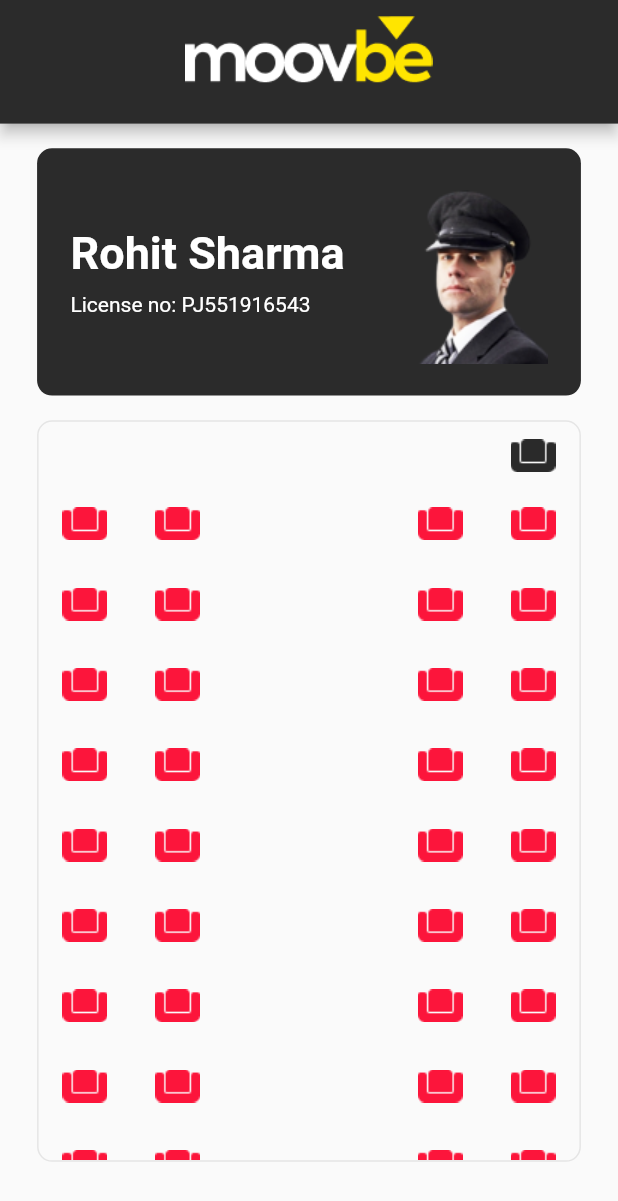
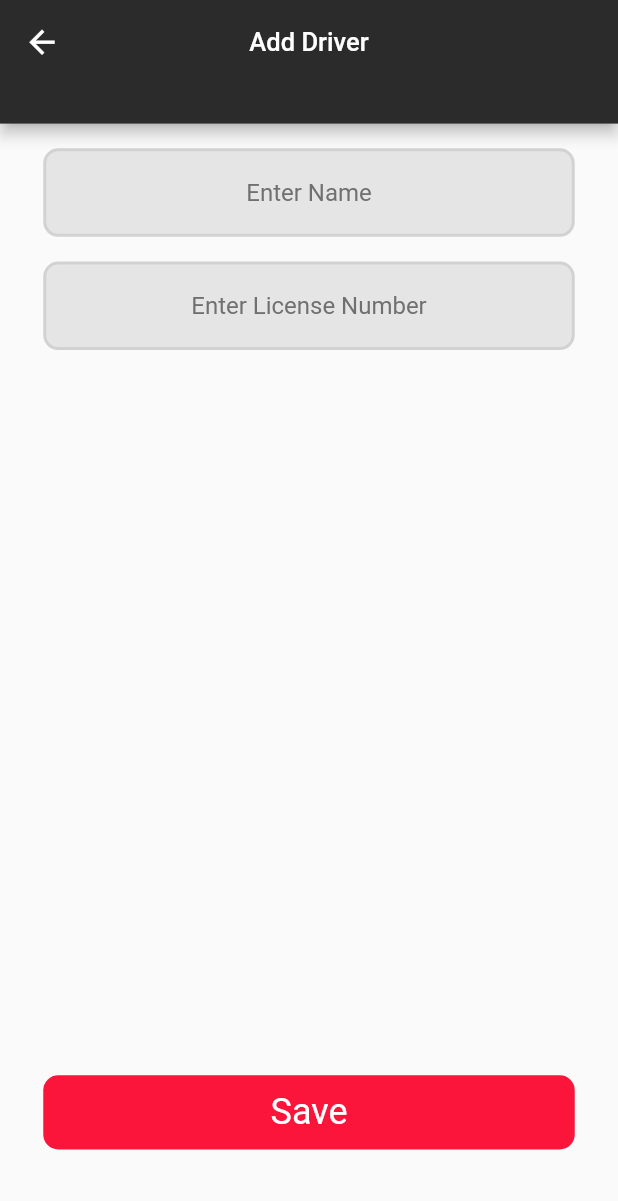
Before and after one commit to kuberanb/moovbe, a Flutter app: the screen it shows after launch, on a phone screen of 412 x 824 dp. Shown: the top 1201 px of the screen. Run offline on Flutter 3.47's test engine with Material 2 defaults, Android fonts, the phone set to English and light mode, and no system bars.

Commit message:
ui completed

```diff
--- a/lib/core/colors.dart
+++ b/lib/core/colors.dart
@@ -13,3 +13,5 @@ const kLoginHintColor = Color.fromRGBO(112, 112, 112, 1);
 const kListTileTextColor = Color.fromRGBO(71, 71, 71, 1);
 
 const kBlackColor = Colors.black;
+
+const kLightBlackColor = Color.fromRGBO(107, 107, 107, 1);
--- a/lib/main.dart
+++ b/lib/main.dart
@@ -1,6 +1,8 @@
 import 'package:flutter/material.dart';
 import 'package:moovbe/views/Bus%20Detail/bus_detail_screen.dart';
 import 'package:moovbe/views/Bus%20Detail/bus_list_home_screen.dart';
+import 'package:moovbe/views/Driver%20Management/add_driver.dart';
+import 'package:moovbe/views/Drivers%20List/drivers_list.dart';
 import 'package:moovbe/views/Login/login_screen.dart';
 import 'package:moovbe/views/Splash/splash_screen.dart';
 
@@ -19,7 +21,7 @@ class MyApp extends StatelessWidget {
       theme: ThemeData(
         primarySwatch: Colors.blue,
       ),
-      home:  BusDetailScreen(),
+      home:  AddDriver(),
     );
   }
 }
--- a/lib/views/Bus Detail/bus_detail_screen.dart
+++ b/lib/views/Bus Detail/bus_detail_screen.dart
@@ -18,14 +18,32 @@ class BusDetailScreen extends StatelessWidget {
           automaticallyImplyLeading: false,
           centerTitle: true,
           backgroundColor: kAppBarBlackColor,
-          title: Column(
-            children: [
-              Image.asset(
-                'assets/images/logo_spash.png',
-                width: 0.4 * screenWidth,
-              ),
-            ],
+          title: const Text(
+            'KSRTC Swift Scania P-series',
+            style: TextStyle(
+              color: kWhiteColor,
+              fontSize: 17,
+            ),
           ),
+          leading: IconButton(
+            onPressed: () {
+              Navigator.of(context).pop();
+            },
+            icon: const Icon(
+              Icons.arrow_back,
+              color: kWhiteColor,
+              size: 25,
+            ),
+          ),
+
+          // Column(
+          //   children: [
+          //     Image.asset(
+          //       'assets/images/logo_spash.png',
+          //       width: 0.4 * screenWidth,
+          //     ),
+          //   ],
+          // ),
         ),
       ),
       body: SingleChildScrollView(
@@ -102,11 +120,12 @@ class BusDetailScreen extends StatelessWidget {
 
                     Expanded(
                       child: ListView.separated(
-                        itemBuilder: ((context, index) => const SeatEachEachRow()),
+                        itemBuilder: ((context, index) =>
+                            const SeatEachEachRow()),
                         separatorBuilder: ((context, index) => SizedBox(
                               height: 0.01 * screenHeight,
                             )),
-                        itemCount: 10,
+                        itemCount: 8,
                         physics: const NeverScrollableScrollPhysics(),
                         shrinkWrap: true,
                       ),
--- a/lib/views/Bus Detail/bus_list_home_screen.dart
+++ b/lib/views/Bus Detail/bus_list_home_screen.dart
@@ -67,7 +67,7 @@ class BusListHomeScreen extends StatelessWidget {
                 child: Text(
                   '21 Buses Found',
                   style: TextStyle(
-                    color: kListTileTextColor,
+                    color: kLightBlackColor,
                     fontSize: 18,
                   ),
                 ),
--- /dev/null
+++ b/lib/views/Driver Management/add_driver.dart
@@ -0,0 +1,101 @@
+import 'dart:developer';
+
+import 'package:flutter/material.dart';
+import 'package:moovbe/core/colors.dart';
+import 'package:moovbe/views/widgets/bottom_button.dart';
+import 'package:moovbe/views/widgets/custom_text_form_field.dart';
+
+class AddDriver extends StatelessWidget {
+  AddDriver({super.key});
+
+  final nameController = TextEditingController();
+  final licenseNoController = TextEditingController();
+  static final formKey = GlobalKey<FormState>();
+
+  @override
+  Widget build(BuildContext context) {
+    final screenHeight = MediaQuery.of(context).size.height;
+    final screenWidth = MediaQuery.of(context).size.width;
+    return Scaffold(
+      appBar: PreferredSize(
+        preferredSize: Size.fromHeight(
+          0.1 * screenHeight,
+        ),
+        child: AppBar(
+          automaticallyImplyLeading: false,
+          centerTitle: true,
+          backgroundColor: kAppBarBlackColor,
+          title: const Text(
+            'Add Driver',
+            style: TextStyle(
+              color: kWhiteColor,
+              fontSize: 17,
+            ),
+          ),
+          leading: IconButton(
+            onPressed: () {
+              Navigator.of(context).pop();
+            },
+            icon: const Icon(
+              Icons.arrow_back,
+              color: kWhiteColor,
+              size: 25,
+            ),
+          ),
+        ),
+      ),
+      body: SingleChildScrollView(
+        child: Padding(
+          padding: EdgeInsets.only(
+            right: 0.07 * screenWidth,
+            left: 0.07 * screenWidth,
+          ),
+          child: SizedBox(
+            height: 0.83*screenHeight,
+            width: screenWidth,
+            child: Form(
+              key: formKey,
+              child: Column(
+                children: [
+                  SizedBox(
+                    height: 0.02 * screenHeight,
+                  ),
+                  CustomTextFormField(
+                    hintText: 'Enter Name',
+                    validatorFunction: (value) {
+                      if (value!.isEmpty) {
+                        return 'Please enter Name';
+                      }
+                      return null;
+                    },
+                    controller: nameController,
+                  ),
+                  SizedBox(
+                    height: 0.02 * screenHeight,
+                  ),
+                  CustomTextFormField(hintText: 'Enter License Number', validatorFunction: (value) {
+                      if (value!.isEmpty) {
+                        return 'Please enter License Number';
+                      }
+                      return null;
+                    }, controller: licenseNoController
+                  ),
+                  const Spacer(),
+                  BottomButton(backgroundColor: kPinkColor, textColor: kWhiteColor, onpress: (){
+                    if(formKey.currentState!.validate()){
+                      log('sucess');
+                    }else{
+                      log('not sucess');
+                    }
+
+                  }, buttonText: 'Save'),
+
+                ],
+              ),
+            ),
+          ),
+        ),
+      ),
+    );
+  }
+}
--- a/lib/views/Login/login_screen.dart
+++ b/lib/views/Login/login_screen.dart
@@ -118,7 +118,7 @@ class LoginScreen extends StatelessWidget {
                             log('sucess');
                           }
                           log('not sucess');
-                        },
+                        }, buttonText: 'Login',
                       ),
                     ],
                   ),
--- a/lib/views/Splash/splash_screen.dart
+++ b/lib/views/Splash/splash_screen.dart
@@ -37,7 +37,7 @@ class SplashScreen extends StatelessWidget {
                   child: BottomButton(
                     backgroundColor: kWhiteColor,
                     textColor: kPinkColor,
-                    onpress: () {},
+                    onpress: () {}, buttonText: 'Get Started',
                   ),
                 ),
                 SizedBox(
--- a/lib/views/widgets/bottom_button.dart
+++ b/lib/views/widgets/bottom_button.dart
@@ -2,11 +2,12 @@ import 'package:flutter/material.dart';
 import 'package:moovbe/core/colors.dart';
 
 class BottomButton extends StatelessWidget {
-   BottomButton({super.key,required this.backgroundColor,required this.textColor,required this.onpress});
+   BottomButton({super.key,required this.backgroundColor,required this.textColor,required this.onpress,required this.buttonText});
 
   Color backgroundColor;
   Color textColor;
   VoidCallback onpress;
+  String buttonText;
 
   @override
   Widget build(BuildContext context) {
@@ -24,7 +25,8 @@ class BottomButton extends StatelessWidget {
         ),
         child:  Center(
           child: Text(
-            'Get Started',
+           // 'Get Started'
+            buttonText,
             style: TextStyle(
               color: textColor,
               fontSize: 24,
--- a/lib/views/widgets/custom_text_form_field.dart
+++ b/lib/views/widgets/custom_text_form_field.dart
@@ -3,21 +3,24 @@ import 'package:moovbe/core/colors.dart';
 
 class CustomTextFormField extends StatelessWidget {
   CustomTextFormField(
-      {super.key, required this.hintText, required this.validatorFunction,required this.controller,this.obscureText = false});
+      {super.key,
+      required this.hintText,
+      required this.validatorFunction,
+      required this.controller,
+      this.obscureText = false});
 
   String hintText;
   String? Function(String?) validatorFunction;
   TextEditingController controller;
   bool obscureText;
 
-
   @override
   Widget build(BuildContext context) {
     final screenHeight = MediaQuery.of(context).size.height;
     final screenWidth = MediaQuery.of(context).size.width;
     return TextFormField(
-
-      obscureText: obscureText,
+        textAlign: TextAlign.center,
+        obscureText: obscureText,
         controller: controller,
         style: const TextStyle(color: kBlackColor),
         decoration: InputDecoration(
```
Also changed, not shown: lib/views/Drivers List/drivers_list.dart (added, +95 -0 lines), lib/views/Drivers List/widgets/driver_list_list_tile.dart (added, +56 -0 lines), assets/images/female_face.png (added).
